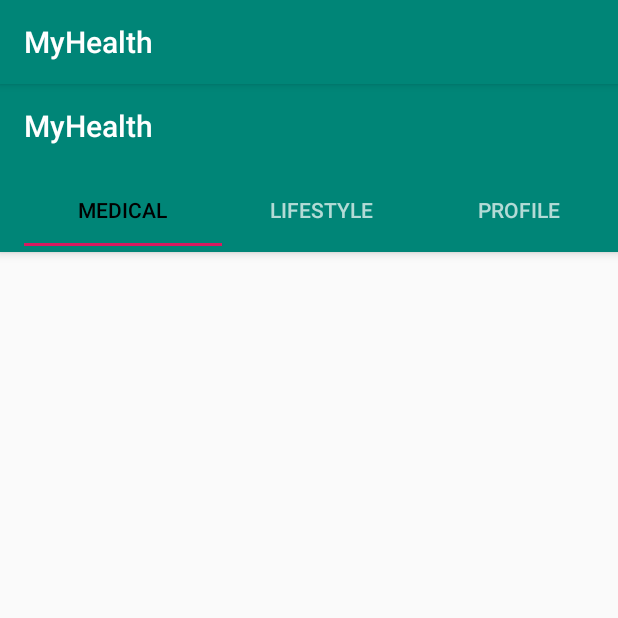
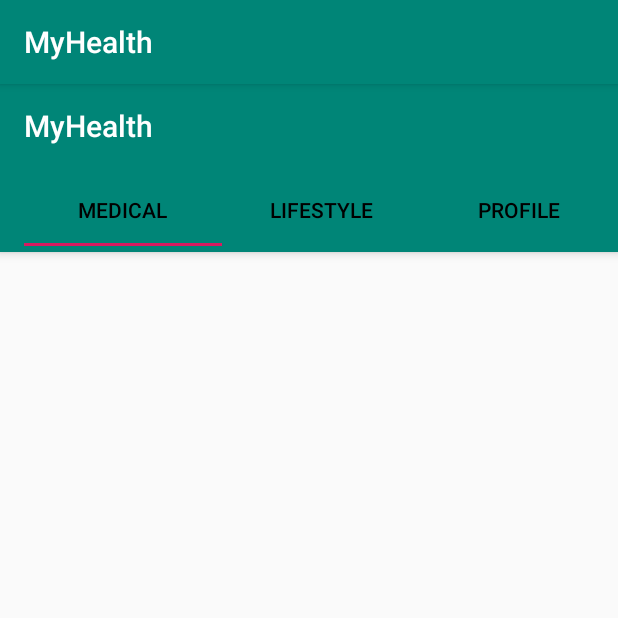
Before and after one commit to chelseyrandolph/MyHealth, an Android app: the fragment PlaceholderFragment shown on its own in the app's theme, on a phone screen of 412 x 824 dp, the top half of it. Run offline under Robolectric (Android 15) with nearby library versions, the light colour scheme and no system bars; 1 statement that could not run was skipped.

Commit message:
Main menu tab functionality in-progress

```diff
--- a/app/src/main/res/layout/activity_main_menu.xml
+++ b/app/src/main/res/layout/activity_main_menu.xml
@@ -30,7 +30,8 @@
                 android:id="@+id/tablayout"
                 android:layout_width="match_parent"
                 android:layout_height="wrap_content"
-                app:tabSelectedTextColor="#000">
+                app:tabSelectedTextColor="#000"
+                app:tabTextColor="#000">
 
                 <com.google.android.material.tabs.TabItem
                     android:layout_width="match_parent"
```
Also changed, not shown: app/src/main/java/com/example/myhealth/MainMenu.java (+1 -16 lines), 1 other file.
